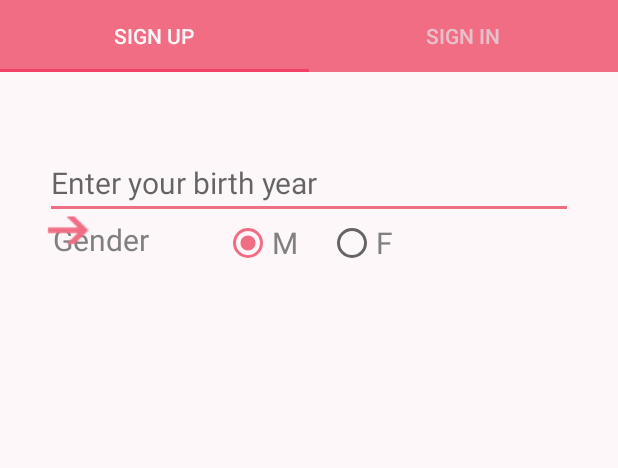
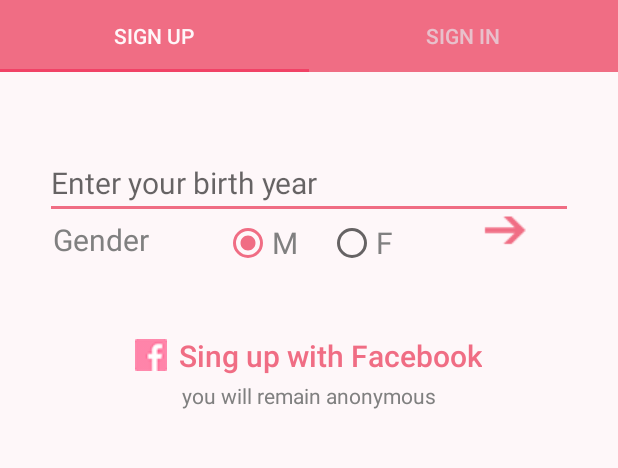
Before and after one commit to TeoDimitrov/LetsTalk, an Android app: the screen it shows after launch (SignInActivity), after a tap on an icon or button, on a phone screen of 412 x 824 dp, the part 309-777 px from its top. Run offline under Robolectric (Android 15) with nearby library versions, the phone set to English and light mode, and no system bars; our stand-ins replace Firebase (no records; nobody signed in at launch, a user with empty details on screens opened directly); libraries missing offline, so code that uses them is left out: com.facebook, com.facebook.login.

Commit message:
sign_in_3

```diff
--- a/app/build.gradle
+++ b/app/build.gradle
@@ -22,6 +22,10 @@ android {
     }
 }
 
+repositories {
+    mavenCentral()
+}
+
 dependencies {
     compile fileTree(dir: 'libs', include: ['*.jar'])
     testCompile 'junit:junit:4.12'
@@ -31,6 +35,7 @@ dependencies {
     compile 'com.google.firebase:firebase-core:9.6.1'
     compile 'com.google.firebase:firebase-database:9.6.1'
     compile 'com.google.firebase:firebase-auth:9.6.1'
+    compile 'com.facebook.android:facebook-android-sdk:4.9.0'
 }
 
 apply plugin: 'com.google.gms.google-services'
--- a/app/src/main/java/com/example/letstalk/sign_in/SignInFragment.java
+++ b/app/src/main/java/com/example/letstalk/sign_in/SignInFragment.java
@@ -167,11 +167,12 @@ public class SignInFragment extends Fragment implements View.OnClickListener {
             @Override
             public void onAuthStateChanged(@NonNull FirebaseAuth firebaseAuth) {
                 FirebaseUser firebaseUser = firebaseAuth.getCurrentUser();
-                String userName = firebaseUser.getEmail();
-                Query usersQuery = getDatabaseReference().orderByChild("UserName").equalTo(userName).limitToFirst(1);
+//                String userName = firebaseUser.getEmail();
+//                Query usersQuery = getDatabaseReference().orderByChild("UserName").equalTo(userName).limitToFirst(1);
 
                 if (firebaseUser != null) {
                     // User is signed in
+                    //FirebaseAuth.getInstance().signOut();
                     startActivity(getSessionActivityIntent());
                     Log.d("TAG", "onAuthStateChanged:signed_in:" + firebaseUser.getUid());
                 }
--- a/app/src/main/java/com/example/letstalk/sign_in/SignUpFragmentOne.java
+++ b/app/src/main/java/com/example/letstalk/sign_in/SignUpFragmentOne.java
@@ -3,6 +3,7 @@ package com.example.letstalk.sign_in;
 
 import android.annotation.SuppressLint;
 import android.os.Bundle;
+import android.support.annotation.NonNull;
 import android.support.annotation.Nullable;
 
 import android.support.v4.app.Fragment;
@@ -15,9 +16,25 @@ import android.widget.EditText;
 import android.widget.RadioButton;
 import android.widget.RadioGroup;
 import android.widget.RelativeLayout;
+import android.widget.Toast;
+
+import com.facebook.AccessToken;
+import com.facebook.CallbackManager;
+import com.facebook.FacebookCallback;
+import com.facebook.FacebookException;
+import com.facebook.FacebookSdk;
+import com.facebook.login.LoginManager;
+import com.facebook.login.LoginResult;
+import com.facebook.login.widget.LoginButton;
 
 import com.example.letstalk.R;
 import com.example.letstalk.sign_in.interfaces.TabFragmentListener;
+import com.google.android.gms.tasks.OnCompleteListener;
+import com.google.android.gms.tasks.Task;
+import com.google.firebase.auth.AuthCredential;
+import com.google.firebase.auth.AuthResult;
+import com.google.firebase.auth.FacebookAuthProvider;
+import com.google.firebase.auth.FirebaseAuth;
 
 import static android.view.View.OnClickListener;
 
@@ -33,6 +50,8 @@ public class SignUpFragmentOne extends Fragment implements OnClickListener {
 
     private Button next1;
 
+    private Button fbBtn;
+
     private RelativeLayout relativeLayout;
 
     private SignUpFragmentTwo signUpFragmentTwo;
@@ -43,6 +62,10 @@ public class SignUpFragmentOne extends Fragment implements OnClickListener {
 
     private TabFragmentListener tabListener;
 
+    private FirebaseAuth mAuth;
+
+    private CallbackManager mCallbackManager;
+
     public SignUpFragmentOne() {
         super();
     }
@@ -50,6 +73,14 @@ public class SignUpFragmentOne extends Fragment implements OnClickListener {
     @SuppressLint("ValidFragment")
     public SignUpFragmentOne(TabFragmentListener tabFragmentListener) {
         this.setTabListener(tabFragmentListener);
+    }
+
+    public FirebaseAuth getmAuth() {
+        return this.mAuth;
+    }
+
+    public void setmAuth(FirebaseAuth mAuth) {
+        this.mAuth = mAuth;
     }
 
     public TabFragmentListener getTabListener() {
@@ -68,6 +99,8 @@ public class SignUpFragmentOne extends Fragment implements OnClickListener {
         this.next1 = (Button) this.relativeLayout.findViewById(R.id.button_next1);
         this.next1.setOnClickListener(this);
 
+
+
         this.male = (RadioButton) this.relativeLayout.findViewById(R.id.male_radio_button);
         this.male.setOnClickListener(this);
         this.female = (RadioButton) this.relativeLayout.findViewById(R.id.female_radio_button);
@@ -78,30 +111,65 @@ public class SignUpFragmentOne extends Fragment implements OnClickListener {
 
         this.signUpFragmentTwo = new SignUpFragmentTwo();
 
+        this.setmAuth(FirebaseAuth.getInstance());
+
+
+        this.fbBtn = (Button) this.relativeLayout.findViewById(R.id.btn_fb);
+        this.fbBtn.setOnClickListener(this);
+//        mCallbackManager = CallbackManager.Factory.create();
+//        this.fbBtn.setReadPermissions("email", "public_profile");
+//
+//        fbBtn.registerCallback(mCallbackManager, new FacebookCallback<LoginResult>() {
+//            @Override
+//            public void onSuccess(LoginResult loginResult) {
+//                Log.d("T", "facebook:onSuccess:" + loginResult);
+//                handleFacebookAccessToken(loginResult.getAccessToken());
+//            }
+//
+//            @Override
+//            public void onCancel() {
+//                Log.d("T", "facebook:onCancel");
+//                // [START_EXCLUDE]
+//                // [END_EXCLUDE]
+//            }
+//
+//            @Override
+//            public void onError(FacebookException error) {
+//                Log.d("T", "facebook:onError", error);
+//                // [START_EXCLUDE]
+//                // [END_EXCLUDE]
+//            }
+//        });
+//        // [END initialize_fblogin]
+
         return this.relativeLayout;
     }
 
     @Override
     public void onClick(View view) {
-        if (view.getId() == R.id.button_next1) {
+
+        switch (view.getId()){
+            case R.id.button_next1:
+                clickNext();
+                break;
+            case R.id.btn_fb:
+                break;
+        }
+    }
+
+    private void clickNext() {
         String etValue = etBirthYear.getText().toString();
         this.year = Integer.parseInt(etValue);
-            Log.e("EditText", etValue);
-
         int radioButtonID = genderRadioButtons.getCheckedRadioButtonId();
         View radioButton = genderRadioButtons.findViewById(radioButtonID);
         int idx = genderRadioButtons.indexOfChild(radioButton);
         RadioButton r = (RadioButton) genderRadioButtons.getChildAt(idx);
         this.gender = r.getText().toString();
-            Log.e("Gender", this.gender);
 
         replaceFragment();
     }
-    }
 
     private void replaceFragment() {
-
-        // Create fragment and give it an argument specifying the article it should show
         Bundle args = new Bundle();
         args.putInt("birthYear", this.year);
         args.putString("gender", this.gender);
@@ -110,11 +178,6 @@ public class SignUpFragmentOne extends Fragment implements OnClickListener {
         if(this.getTabListener() != null){
            this.getTabListener().onSwitchToNextFragment();
         }
-
-//        FragmentTransaction transaction = getActivity().getSupportFragmentManager().beginTransaction();
-//        transaction.replace(R.id.singInContainer, this.signUpFragmentTwo);
-//        transaction.addToBackStack(null);
-//        transaction.commit();
     }
 
     public void onRadioButtonClicked(View view) {
@@ -136,4 +199,26 @@ public class SignUpFragmentOne extends Fragment implements OnClickListener {
         SignUpFragmentOne signUpFragmentOne = new SignUpFragmentOne(tabFragmentListener);
         return signUpFragmentOne;
     }
+
+    private void handleFacebookAccessToken(AccessToken token) {
+        Log.d("t", "handleFacebookAccessToken:" + token);
+
+        AuthCredential credential = FacebookAuthProvider.getCredential(token.getToken());
+        mAuth.signInWithCredential(credential)
+                .addOnCompleteListener(getActivity(), new OnCompleteListener<AuthResult>() {
+                    @Override
+                    public void onComplete(@NonNull Task<AuthResult> task) {
+                        Log.d("T", "signInWithCredential:onComplete:" + task.isSuccessful());
+
+                        // If sign in fails, display a message to the user. If sign in succeeds
+                        // the auth state listener will be notified and logic to handle the
+                        // signed in user can be handled in the listener.
+                        if (!task.isSuccessful()) {
+                            Log.w("T", "signInWithCredential", task.getException());
+                            Toast.makeText(getActivity(), "Authentication failed.",
+                                    Toast.LENGTH_SHORT).show();
                         }
+                    }
+                });
+    }
+}
--- a/app/src/main/res/layout/fragment_sign_in_fragment_one.xml
+++ b/app/src/main/res/layout/fragment_sign_in_fragment_one.xml
@@ -77,7 +77,35 @@
             android:layout_height="wrap_content"
             android:background="@android:color/transparent"
             android:drawableLeft="@drawable/arrow"
-            android:layout_alignBottom="@+id/gender_radio_buttons" />
+            android:layout_alignBottom="@+id/gender_radio_buttons"
+            android:layout_toRightOf="@+id/btn_fb"
+            android:layout_toEndOf="@+id/btn_fb"/>
+
+        <Button
+            android:id="@+id/btn_fb"
+            android:layout_width="wrap_content"
+            android:layout_height="wrap_content"
+            android:background="@android:color/transparent"
+            android:drawableLeft="@drawable/fb"
+            android:drawablePadding="7dp"
+            android:text="@string/sing_up_with_fb"
+            android:textAllCaps="false"
+            android:textColor="@color/colorPrimary"
+            android:textSize="@dimen/sign_in_text_size"
+            android:layout_centerVertical="true"
+            android:layout_centerHorizontal="true"
+            android:paddingTop="50dp"
+            android:layout_below="@+id/gender"/>
+
+        <TextView
+            android:layout_width="wrap_content"
+            android:layout_height="wrap_content"
+            android:text="you will remain anonymous"
+            android:paddingTop="3dp"
+            android:textColor="@color/text"
+            android:id="@+id/textView"
+            android:layout_below="@+id/btn_fb"
+            android:layout_centerHorizontal="true" />
 
     </RelativeLayout>
 
```
Lines whose indentation alone changed are shown as unchanged.
